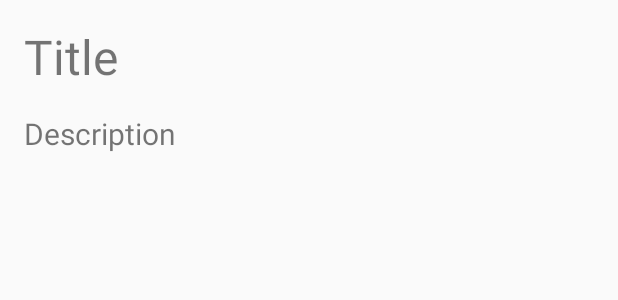
After one commit to Damir9715/toDoList, an Android app: the layout text_item_task.xml on its own in the app's theme, with its tools: preview values and no code run, on a phone screen of 412 x 824 dp. The commit adds this screen. Shown: the top 300 px of the screen. Run offline under Robolectric (Android 15) with nearby library versions, the phone set to English and light mode, and no system bars.

Commit message:
recycler view

```diff
--- a/app/src/main/java/com/example/todolist/AboutFragment.kt
+++ b/app/src/main/java/com/example/todolist/AboutFragment.kt
@@ -1,10 +1,10 @@
 package com.example.todolist
 
 import android.os.Bundle
-import androidx.fragment.app.Fragment
 import android.view.LayoutInflater
 import android.view.View
 import android.view.ViewGroup
+import androidx.fragment.app.Fragment
 
 
 class AboutFragment : Fragment() {
--- a/app/src/main/java/com/example/todolist/edit/EditFragment.kt
+++ b/app/src/main/java/com/example/todolist/edit/EditFragment.kt
@@ -29,7 +29,7 @@ class EditFragment : Fragment() {
         val view = inflater.inflate(R.layout.fragment_edit, container, false)
         saveButton = view.findViewById(R.id.save_button)
         title = view.findViewById(R.id.title)
-        description = view.findViewById(R.id.description)
+        description = view.findViewById(R.id.task_description)
 
         val application = requireNotNull(this.activity).application
         val dao = ToDoListDatabase.getInstance(application).toDoListDatabaseDao
--- a/app/src/main/res/layout/fragment_edit.xml
+++ b/app/src/main/res/layout/fragment_edit.xml
@@ -21,7 +21,7 @@
         app:layout_constraintTop_toTopOf="parent" />
 
     <EditText
-        android:id="@+id/description"
+        android:id="@+id/task_description"
         android:layout_width="0dp"
         android:layout_height="0dp"
         android:layout_marginTop="16dp"
@@ -42,5 +42,5 @@
         android:layout_marginBottom="16dp"
         android:text="@string/save"
         app:layout_constraintBottom_toBottomOf="parent"
-        app:layout_constraintEnd_toEndOf="@+id/description" />
+        app:layout_constraintEnd_toEndOf="@+id/task_description" />
 </androidx.constraintlayout.widget.ConstraintLayout>
--- a/app/src/main/res/layout/nav_header.xml
+++ b/app/src/main/res/layout/nav_header.xml
@@ -1,6 +1,5 @@
 <?xml version="1.0" encoding="utf-8"?>
-<androidx.constraintlayout.widget.ConstraintLayout
-    xmlns:android="http://schemas.android.com/apk/res/android"
+<androidx.constraintlayout.widget.ConstraintLayout xmlns:android="http://schemas.android.com/apk/res/android"
     xmlns:app="http://schemas.android.com/apk/res-auto"
     android:layout_width="match_parent"
     android:layout_height="match_parent">
--- /dev/null
+++ b/app/src/main/res/layout/text_item_task.xml
@@ -0,0 +1,30 @@
+<?xml version="1.0" encoding="utf-8"?>
+<androidx.constraintlayout.widget.ConstraintLayout xmlns:android="http://schemas.android.com/apk/res/android"
+    xmlns:app="http://schemas.android.com/apk/res-auto"
+    xmlns:tools="http://schemas.android.com/tools"
+    android:layout_width="match_parent"
+    android:layout_height="wrap_content">
+
+    <TextView
+        android:id="@+id/task_title"
+        android:layout_width="wrap_content"
+        android:layout_height="wrap_content"
+        android:layout_marginStart="16dp"
+        android:layout_marginTop="16dp"
+        android:textSize="32sp"
+        app:layout_constraintStart_toStartOf="parent"
+        app:layout_constraintTop_toTopOf="parent"
+        tools:text="Title" />
+
+    <TextView
+        android:id="@+id/task_description"
+        android:layout_width="wrap_content"
+        android:layout_height="wrap_content"
+        android:layout_marginTop="16dp"
+        android:layout_marginBottom="16dp"
+        android:textSize="20sp"
+        app:layout_constraintBottom_toBottomOf="parent"
+        app:layout_constraintStart_toStartOf="@+id/task_title"
+        app:layout_constraintTop_toBottomOf="@+id/task_title"
+        tools:text="Description" />
+</androidx.constraintlayout.widget.ConstraintLayout>
--- a/app/src/main/res/navigation/navigation.xml
+++ b/app/src/main/res/navigation/navigation.xml
@@ -9,7 +9,7 @@
         android:id="@+id/overviewFragment"
         android:name="com.example.todolist.overview.OverviewFragment"
         android:label="fragment_home"
-        tools:layout="@layout/fragment_overview" >
+        tools:layout="@layout/fragment_overview">
         <action
             android:id="@+id/action_overviewFragment_to_editFragment"
             app:destination="@id/editFragment" />
```
Also changed, not shown: app/src/main/java/com/example/todolist/MainActivity.kt (+3 -6 lines), app/src/main/java/com/example/todolist/database/ToDoListDatabaseDao.kt (+4 -3 lines), app/src/main/java/com/example/todolist/overview/OverviewFragment.kt (+13 -9 lines), app/src/main/java/com/example/todolist/overview/OverviewViewModel.kt (+2 -22 lines), app/src/main/java/com/example/todolist/overview/OverviewViewModelFactory.kt (+5 -4 lines), app/src/main/java/com/example/todolist/overview/TaskAdapter.kt (added, +37 -0 lines), app/src/main/res/layout/fragment_overview.xml (+6 -20 lines).
